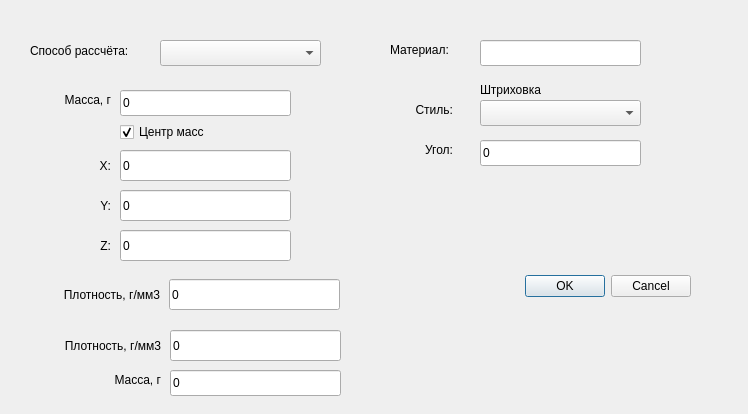
Qt form Qt_test/dialogparameters.ui (sub-1337/QtTest) before a commit.
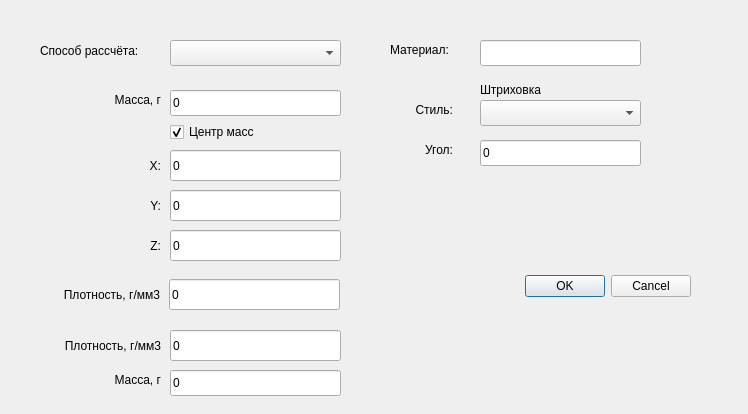
The same form after that commit.

```diff
--- a/Qt_test/dialogparameters.ui
+++ b/Qt_test/dialogparameters.ui
@@ -34,7 +34,7 @@
     <widget class="QLabel" name="label_mass">
      <property name="geometry">
       <rect>
-       <x>20</x>
+       <x>70</x>
        <y>10</y>
        <width>61</width>
        <height>20</height>
@@ -50,7 +50,7 @@
     <widget class="QLineEdit" name="lineEdit_mass">
      <property name="geometry">
       <rect>
-       <x>90</x>
+       <x>140</x>
        <y>10</y>
        <width>171</width>
        <height>26</height>
@@ -63,7 +63,7 @@
     <widget class="QCheckBox" name="checkBox_massCenter">
      <property name="geometry">
       <rect>
-       <x>90</x>
+       <x>140</x>
        <y>40</y>
        <width>121</width>
        <height>24</height>
@@ -79,7 +79,7 @@
     <widget class="QLabel" name="label_X">
      <property name="geometry">
       <rect>
-       <x>60</x>
+       <x>110</x>
        <y>70</y>
        <width>21</width>
        <height>31</height>
@@ -95,7 +95,7 @@
     <widget class="QLineEdit" name="lineEdit_X">
      <property name="geometry">
       <rect>
-       <x>90</x>
+       <x>140</x>
        <y>70</y>
        <width>171</width>
        <height>31</height>
@@ -108,7 +108,7 @@
     <widget class="QLineEdit" name="lineEdit_Y">
      <property name="geometry">
       <rect>
-       <x>90</x>
+       <x>140</x>
        <y>110</y>
        <width>171</width>
        <height>31</height>
@@ -121,7 +121,7 @@
     <widget class="QLabel" name="label_Y">
      <property name="geometry">
       <rect>
-       <x>60</x>
+       <x>110</x>
        <y>110</y>
        <width>21</width>
        <height>31</height>
@@ -137,7 +137,7 @@
     <widget class="QLineEdit" name="lineEdit_Z">
      <property name="geometry">
       <rect>
-       <x>90</x>
+       <x>140</x>
        <y>150</y>
        <width>171</width>
        <height>31</height>
@@ -150,7 +150,7 @@
     <widget class="QLabel" name="label_Z">
      <property name="geometry">
       <rect>
-       <x>60</x>
+       <x>110</x>
        <y>150</y>
        <width>21</width>
        <height>31</height>
@@ -293,7 +293,7 @@
     <widget class="QLabel" name="label">
      <property name="geometry">
       <rect>
-       <x>0</x>
+       <x>10</x>
        <y>0</y>
        <width>131</width>
        <height>41</height>
@@ -306,9 +306,9 @@
     <widget class="QComboBox" name="comboBoxMethod">
      <property name="geometry">
       <rect>
-       <x>130</x>
+       <x>140</x>
        <y>10</y>
-       <width>161</width>
+       <width>171</width>
        <height>26</height>
       </rect>
      </property>
```
